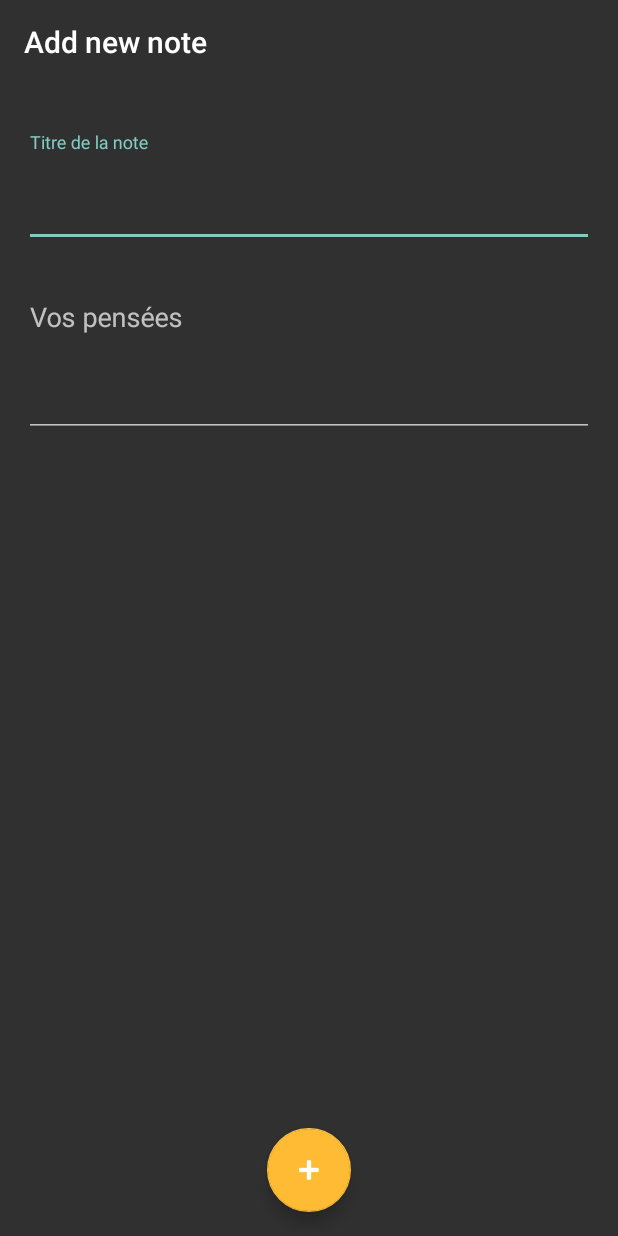
After one commit to Happyjooz/Android, an Android app: the AddNoteActivity screen opened directly, with no data from a screen before it, on a phone screen of 412 x 824 dp. The commit adds this screen. Run offline under Robolectric (Android 15) with nearby library versions, the phone set to English and light mode, and no system bars; libraries missing offline, so code that uses them is left out: com.orm; 1 statement that could not run was skipped.

Commit message:
JE PUE LA MERDE

```diff
--- /dev/null
+++ b/app/src/main/java/matthieu/app/AddNoteActivity.java
@@ -0,0 +1,104 @@
+package matthieu.app;
+
+import android.support.design.widget.FloatingActionButton;
+import android.support.v7.app.AppCompatActivity;
+import android.os.Bundle;
+import android.view.View;
+import android.widget.EditText;
+import android.support.v7.widget.Toolbar;
+
+import com.orm.SugarContext;
+
+import java.util.List;
+
+public class AddNoteActivity extends AppCompatActivity {
+
+    Toolbar toolbar;
+    FloatingActionButton fab;
+    EditText etTitle, etDesc;
+
+    String title, note;
+    long time;
+
+    boolean editingNote;
+
+    @Override
+    protected void onCreate(Bundle savedInstanceState) {
+        super.onCreate(savedInstanceState);
+        setContentView(R.layout.activity_add_note);
+        SugarContext.init(this);
+        toolbar = (Toolbar) findViewById(R.id.addnote_toolbar);
+        setSupportActionBar(toolbar);
+
+        getSupportActionBar().setTitle("Add new note");
+
+        toolbar.setNavigationOnClickListener(new View.OnClickListener() {
+            @Override
+            public void onClick(View v) {
+                finish();
+            }
+        });
+        etTitle = (EditText) findViewById(R.id.addnote_title);
+        etDesc = (EditText) findViewById(R.id.addnote_desc);
+
+        fab = (FloatingActionButton) findViewById(R.id.addnote_fab);
+
+
+        //  handle intent
+
+//        editingNote = getIntent() != null;
+        editingNote = getIntent().getBooleanExtra("isEditing", false);
+        if (editingNote) {
+            title = getIntent().getStringExtra("note_title");
+            note = getIntent().getStringExtra("note");
+            time = getIntent().getLongExtra("note_time", 0);
+
+            etTitle.setText(title);
+            etDesc.setText(note);
+
+        }
+
+
+        fab.setOnClickListener(new View.OnClickListener() {
+            @Override
+            public void onClick(View v) {
+
+                // Add note to DB
+
+                String newTitle = etTitle.getText().toString();
+                String newDesc = etDesc.getText().toString();
+                long newTime = System.currentTimeMillis();
+
+                /**
+                 * TODO: Check if note exists before saving
+                 */
+                if (!editingNote) {
+                    Note note = new Note(newTitle, newDesc, newTime);
+                    note.save();
+                } else {
+
+//                    List<Note> notes = Note.findWithQuery(Note.class, "where title = ?", title);
+                    List<Note> notes = Note.find(Note.class, "title = ?", title);
+                    if (notes.size() > 0) {
+
+                        Note note = notes.get(0);
+                        note.title = newTitle;
+                        note.note = newDesc;
+                        note.time = newTime;
+
+                        note.save();
+
+                    }
+
+                }
+
+                finish();
+
+
+            }
+        });
+
+    }
+
+
+}
--- /dev/null
+++ b/app/src/main/res/layout/activity_add_note.xml
@@ -0,0 +1,71 @@
+<?xml version="1.0" encoding="utf-8"?>
+<FrameLayout xmlns:android="http://schemas.android.com/apk/res/android"
+    xmlns:app="http://schemas.android.com/apk/res-auto"
+    xmlns:tools="http://schemas.android.com/tools"
+    android:layout_width="match_parent"
+    android:layout_height="match_parent"
+    tools:context="matthieu.app.AddNoteActivity">
+
+    <android.support.v7.widget.Toolbar
+        android:id="@+id/addnote_toolbar"
+        android:layout_width="match_parent"
+        android:layout_height="?attr/actionBarSize" />
+
+    <LinearLayout
+        android:layout_width="match_parent"
+        android:layout_height="wrap_content"
+        android:layout_marginTop="?attr/actionBarSize"
+        android:orientation="vertical"
+        android:padding="@dimen/activity_horizontal_margin">
+
+        <android.support.design.widget.TextInputLayout
+            android:layout_width="match_parent"
+            android:layout_height="wrap_content"
+            android:layout_marginTop="@dimen/activity_horizontal_margin">
+
+            <EditText
+                android:id="@+id/addnote_title"
+                style="@style/TextAppearance.AppCompat.Display1"
+                android:layout_width="match_parent"
+                android:layout_height="wrap_content"
+                android:hint="Titre de la note"
+                android:inputType="text"
+                android:maxLines="4"
+                android:textColor="@android:color/primary_text_light" />
+
+        </android.support.design.widget.TextInputLayout>
+
+
+        <android.support.design.widget.TextInputLayout
+            android:layout_width="match_parent"
+            android:layout_height="wrap_content"
+            android:layout_marginTop="@dimen/activity_horizontal_margin">
+
+            <EditText
+                android:id="@+id/addnote_desc"
+                android:layout_width="match_parent"
+                android:layout_height="100dp"
+                android:gravity="top"
+                android:hint="Vos pensées"
+                android:inputType="textMultiLine"
+                android:maxLines="10"
+                android:singleLine="false"
+                android:textColor="@android:color/primary_text_light" />
+
+        </android.support.design.widget.TextInputLayout>
+
+    </LinearLayout>
+
+
+    <android.support.design.widget.FloatingActionButton
+        android:id="@+id/addnote_fab"
+        android:layout_width="wrap_content"
+        android:layout_height="wrap_content"
+        android:layout_gravity="bottom|center"
+        android:layout_margin="@dimen/fab_margin"
+        android:src="@android:drawable/ic_input_add"
+        android:tint="@android:color/white"
+        app:backgroundTint="@android:color/holo_orange_light"
+        app:srcCompat="@android:drawable/ic_input_add" />
+
+</FrameLayout>
--- a/app/src/main/res/layout/activity_display_description.xml
+++ b/app/src/main/res/layout/activity_display_description.xml
@@ -4,6 +4,7 @@
     xmlns:tools="http://schemas.android.com/tools"
     android:layout_width="match_parent"
     android:layout_height="match_parent"
+    android:background="#ff000000"
     tools:context="matthieu.app.DisplayDescription">
 
     <TextView
```
Also changed, not shown: app/src/main/AndroidManifest.xml (+15 -0 lines), app/src/main/java/matthieu/app/Note.java (added, +46 -0 lines), app/src/main/java/matthieu/app/NotesAdapter.java (added, +75 -0 lines), app/src/main/java/matthieu/app/Tab4Note.java (added, +139 -0 lines), app/src/main/java/matthieu/app/TabActivity.java (+8 -3 lines), app/src/main/res/layout/fragment4_note.xml (added, +29 -0 lines), app/src/main/res/layout/note_item.xml (added, +36 -0 lines).
